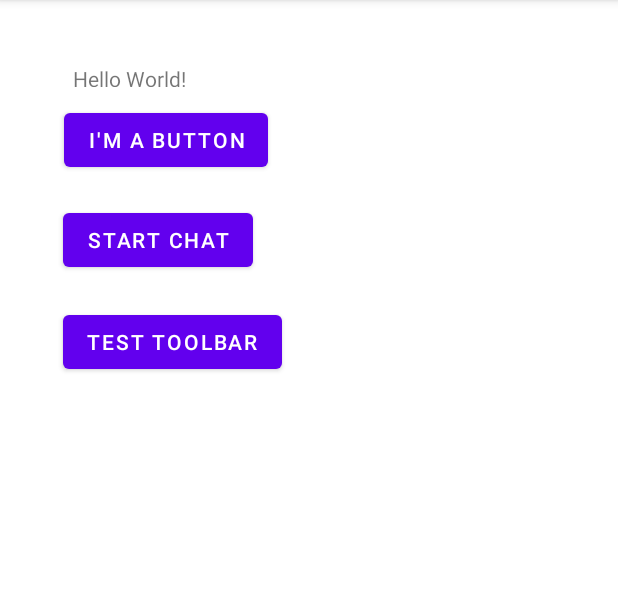
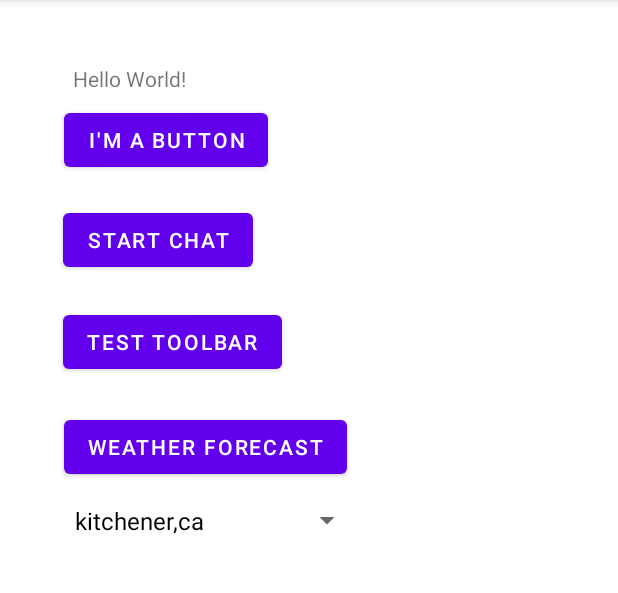
Before and after one commit to pate7180/AndroidAssignmentsOne, an Android app: the MainActivity screen opened directly, with no data from a screen before it, on a phone screen of 412 x 824 dp, the part 84-677 px from its top. Run offline under Robolectric (Android 15) with nearby library versions, the phone set to English and light mode, and no system bars.

Commit message:
code commit for assignment 3 part 2

```diff
--- a/app/src/main/java/com/example/androidassignmentsone/MainActivity.java
+++ b/app/src/main/java/com/example/androidassignmentsone/MainActivity.java
@@ -8,12 +8,17 @@ import android.content.Intent;
 import android.os.Bundle;
 import android.util.Log;
 import android.view.View;
+import android.widget.AdapterView;
+import android.widget.ArrayAdapter;
 import android.widget.Button;
+import android.widget.Spinner;
 import android.widget.Toast;
 
 public class MainActivity extends AppCompatActivity {
 
     protected static final String ACTIVITY_NAME = "MainActivity";
+    private Spinner spinner;
+    protected String selectedCityValueFromDropDown = null;
 
 
     @Override
@@ -51,6 +56,44 @@ public class MainActivity extends AppCompatActivity {
                 Intent intent = new Intent(MainActivity.this, TestToolbar.class);
                 startActivity(intent);
             }
+        });
+
+        Button weatherForecastButton = findViewById(R.id.weatherForecastButton);
+        weatherForecastButton.setOnClickListener(new View.OnClickListener() {
+            @Override
+            public void onClick(View v) {
+
+                Log.i(ACTIVITY_NAME, "User clicked Weather Forecast Button");
+                Intent intent = new Intent(MainActivity.this, WeatherForecast.class);
+                intent.putExtra("dropDownCityValue", selectedCityValueFromDropDown);
+                startActivity(intent);
+            }
+        });
+
+        String[] cities = {"kitchener,ca" ,"toronto,ca","vancouver,ca", "waterloo,ca", "calgary,ca", };
+        Spinner spinner = findViewById(R.id.spinner);
+        ArrayAdapter<String> adapter = new ArrayAdapter <String>(MainActivity.this,android.R.layout.simple_spinner_dropdown_item,cities);
+        spinner.setAdapter(adapter);
+        spinner.setOnItemSelectedListener(new AdapterView.OnItemSelectedListener() {
+            @Override
+            public void onItemSelected(AdapterView<?> adapterView, View view, int position, long id) {
+                selectedCityValueFromDropDown = cities[position];
+            }
+
+            @Override
+            public void onNothingSelected(AdapterView<?> adapterView) {}
+        });
+
+        spinner = findViewById(R.id.spinner);
+        ArrayAdapter<String> arrayAdapter = new ArrayAdapter<>(MainActivity.this, android.R.layout.simple_spinner_dropdown_item, cities);
+        spinner.setAdapter(arrayAdapter);
+        spinner.setOnItemSelectedListener(new AdapterView.OnItemSelectedListener() {
+            @Override
+            public void onItemSelected(AdapterView<?> adapterView, View view, int i, long l) {
+                selectedCityValueFromDropDown = cities[i];
+            }
+            @Override
+            public void onNothingSelected(AdapterView<?> adapterView) {}
         });
 
     }
--- a/app/src/main/res/layout/activity_main.xml
+++ b/app/src/main/res/layout/activity_main.xml
@@ -54,4 +54,27 @@
         app:layout_constraintTop_toTopOf="parent"
         app:layout_constraintVertical_bias="0.283" />
 
+    <Button
+        android:id="@+id/weatherForecastButton"
+        android:layout_width="wrap_content"
+        android:layout_height="wrap_content"
+        android:text="Weather Forecast"
+        app:layout_constraintBottom_toBottomOf="parent"
+        app:layout_constraintEnd_toEndOf="parent"
+        app:layout_constraintHorizontal_bias="0.19"
+        app:layout_constraintStart_toStartOf="parent"
+        app:layout_constraintTop_toTopOf="parent"
+        app:layout_constraintVertical_bias="0.381" />
+
+    <Spinner
+        android:id="@+id/spinner"
+        android:layout_width="200dp"
+        android:layout_height="39dp"
+        app:layout_constraintBottom_toBottomOf="parent"
+        app:layout_constraintEnd_toEndOf="parent"
+        app:layout_constraintHorizontal_bias="0.199"
+        app:layout_constraintStart_toStartOf="parent"
+        app:layout_constraintTop_toTopOf="parent"
+        app:layout_constraintVertical_bias="0.449" />
+
 </androidx.constraintlayout.widget.ConstraintLayout>
--- a/app/src/main/res/values/strings.xml
+++ b/app/src/main/res/values/strings.xml
@@ -44,4 +44,8 @@
     <string name="test_toolbar_about_msg">Version 1.0, by Kishan Patel</string>
     <string name="test_toolbar_about">About</string>
     <string name="chat_window_empty_msg_error">Message should not be empty</string>
+    <string name="weather_forecast_button_text">Weather Forecast</string>
+    <string name="current_temperature">Current Temperature</string>
+    <string name="min_temperature">Minimum Temperature</string>
+    <string name="max_temperature">Maximum Temperature</string>
 </resources>
```
Also changed, not shown: app/src/main/AndroidManifest.xml (+9 -0 lines), app/src/main/java/com/example/androidassignmentsone/WeatherForecast.java (added, +216 -0 lines), app/src/main/res/layout/activity_weather_forecast.xml (added, +86 -0 lines), 1 other file.
